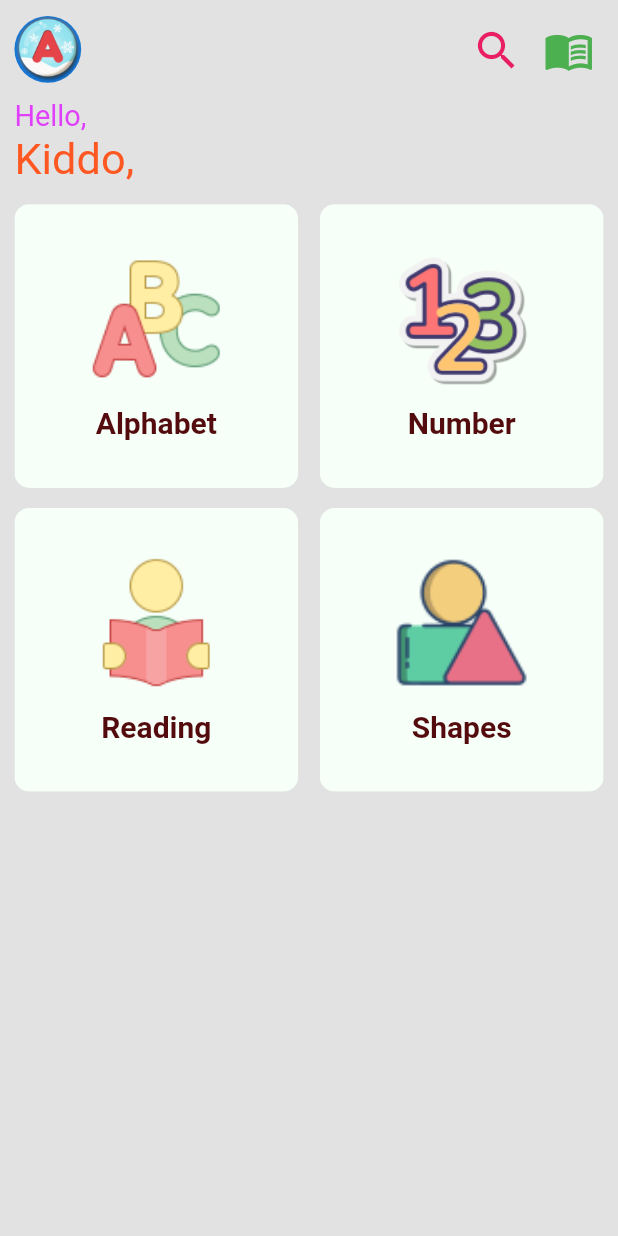
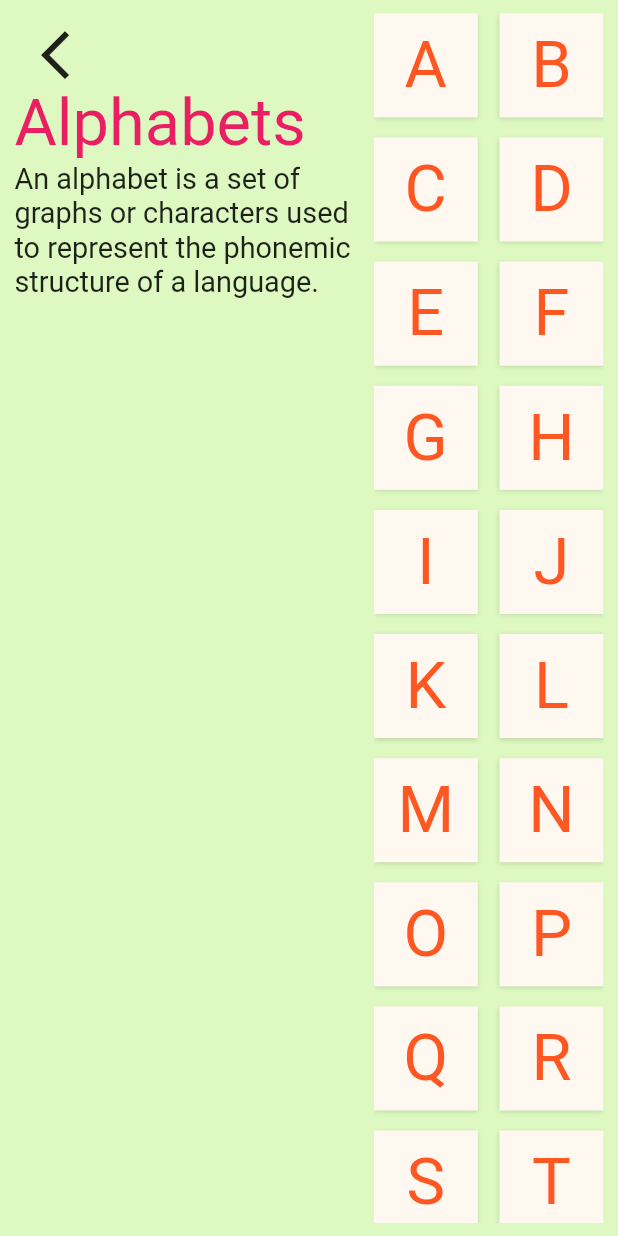
Before and after one commit to NasShihab/kids_time, a Flutter app: the screen it shows after launch, after a tap on "Alphabet", on a phone screen of 412 x 824 dp. Run offline on Flutter 3.47's test engine with Material 2 defaults, Android fonts, the phone set to English and light mode, and no system bars; our stand-ins replace flutter_screenutil, get, google_fonts; Roboto replaces fonts that are missing (Fruktur, Mogra, Skranji).

Commit message:
alphabet

```diff
--- /dev/null
+++ b/lib/home_page/category/alphabet/alphabet.dart
@@ -0,0 +1,85 @@
+import 'package:flutter/material.dart';
+import 'package:flutter_screenutil/flutter_screenutil.dart';
+import 'package:google_fonts/google_fonts.dart';
+import 'package:kids_time/custom_height.dart';
+import 'package:kids_time/home_page/category/alphabet/data_model.dart';
+
+class Alphabet extends StatelessWidget {
+  const Alphabet({Key? key}) : super(key: key);
+
+  @override
+  Widget build(BuildContext context) {
+    return Scaffold(
+      backgroundColor: const Color(0xFFddf9c1),
+      body: SafeArea(
+        child: Padding(
+          padding: EdgeInsets.symmetric(horizontal: 10.w, vertical: 10.h),
+          child: Row(
+            crossAxisAlignment: CrossAxisAlignment.start,
+            children: [
+              Expanded(
+                flex: 3,
+                child: Column(
+                  crossAxisAlignment: CrossAxisAlignment.start,
+                  children: [
+                    IconButton(
+                        onPressed: () {
+                          Navigator.pop(context);
+                        },
+                        icon: Icon(
+                          Icons.arrow_back_ios_new,
+                          size: 40.sp,
+                        )),
+                    Text(
+                      'Alphabets',
+                      style: GoogleFonts.skranji(
+                          fontSize: 45.sp, color: Colors.pink),
+                    ),
+                    Text(
+                        'An alphabet is a set of graphs or characters used to represent the'
+                            ' phonemic structure of a language.',style: TextStyle(fontSize: 20.sp),)
+                  ],
+                ),
+              ),
+              width10(),
+              Expanded(
+                flex: 2,
+                child: GridView.builder(
+                  shrinkWrap: true,
+                  gridDelegate: SliverGridDelegateWithFixedCrossAxisCount(
+                      crossAxisSpacing: 15.w,
+                      mainAxisSpacing: 15.h,
+                      crossAxisCount: 2),
+                  itemCount: fruitList.length,
+                  itemBuilder: (context, index) {
+                    return Container(
+                      height: 70.h,
+                      width: 50.w,
+                      decoration: BoxDecoration(
+                        color: const Color(0xFFfff8f0),
+                        boxShadow: [
+                          BoxShadow(
+                            color: Colors.black.withOpacity(0.15),
+                            offset: const Offset(0, 1),
+                            blurRadius: 2.0,
+                          ),
+                        ],
+                      ),
+                      child: Center(
+                        child: Text(
+                          fruitList[index].alphabet.toString(),
+                          style: GoogleFonts.fruktur(
+                              color: Colors.deepOrange, fontSize: 45.sp),
+                        ),
+                      ),
+                    );
+                  },
+                ),
+              ),
+            ],
+          ),
+        ),
+      ),
+    );
+  }
+}
--- a/lib/home_page/category/category_model.dart
+++ b/lib/home_page/category/category_model.dart
@@ -1,16 +1,14 @@
 class Category {
   String image;
   String title;
+  String routes;
 
-  Category(
-    this.image,
-    this.title,
-  );
+  Category(this.image, this.title, this.routes);
 }
 
 List<Category> category = [
-  Category('images/abc.png', 'Alphabet'),
-  Category('images/123.png', 'Number'),
-  Category('images/read.png', 'Reading'),
-  Category('images/shapes.png', 'Shapes'),
+  Category('images/abc.png', 'Alphabet', '/alphabet'),
+  Category('images/123.png', 'Number', '/alphabet'),
+  Category('images/read.png', 'Reading', '/alphabet'),
+  Category('images/shapes.png', 'Shapes', '/alphabet'),
 ];
--- a/lib/home_page/category/category_widget.dart
+++ b/lib/home_page/category/category_widget.dart
@@ -1,5 +1,6 @@
 import 'package:flutter_screenutil/flutter_screenutil.dart';
 import 'package:flutter/material.dart';
+import 'package:get/get.dart';
 import 'package:kids_time/home_page/category/category_model.dart';
 
 import '../../custom_height.dart';
@@ -23,7 +24,9 @@ class CategoryWidget extends StatelessWidget {
           child: Material(
             child: InkWell(
               splashColor: Colors.pink,
-              onTap: () {},
+              onTap: () {
+                Navigator.pushNamed(context, category[index].routes.toString());
+              },
               child: Ink(
                 width: 200.0,
                 height: 200.0,
--- a/lib/main.dart
+++ b/lib/main.dart
@@ -1,7 +1,7 @@
 import 'package:flutter/material.dart';
 import 'package:flutter_screenutil/flutter_screenutil.dart';
 import 'package:get/get.dart';
-import 'package:kids_time/home_page/home_page.dart';
+import 'package:kids_time/my_routes.dart';
 
 void main() {
   runApp(const MyApp());
@@ -20,7 +20,8 @@ class MyApp extends StatelessWidget {
           primaryColor: const Color(0xFF0b2d39),
         ),
         debugShowCheckedModeBanner: false,
-        home: const HomePage(),
+        initialRoute: '/',
+        routes: myRoutes,
       ),
     );
   }
--- /dev/null
+++ b/lib/my_routes.dart
@@ -0,0 +1,8 @@
+import 'package:flutter/material.dart';
+import 'package:kids_time/home_page/category/alphabet/alphabet.dart';
+import 'package:kids_time/home_page/home_page.dart';
+
+var myRoutes = <String, WidgetBuilder>{
+  '/': (context) => const HomePage(),
+  '/alphabet': (context) => const Alphabet(),
+};
```
Also changed, not shown: lib/home_page/category/alphabet/data_model.dart (renamed from lib/home_page/data_model.dart).
